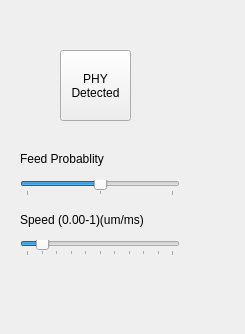
windsgo/edm_project, file App/TestPanel/TestPanel.ui: the form before one commit.
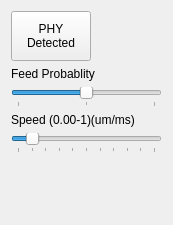
The form after the commit.

Commit message: perf: save perf; ui layout perf; TODO mjson cmake

What changed in the file:
```diff
--- a/App/TestPanel/TestPanel.ui
+++ b/App/TestPanel/TestPanel.ui
@@ -6,22 +6,45 @@
    <rect>
     <x>0</x>
     <y>0</y>
-    <width>245</width>
-    <height>334</height>
+    <width>173</width>
+    <height>225</height>
    </rect>
   </property>
   <property name="windowTitle">
    <string>Form</string>
   </property>
+  <layout class="QGridLayout" name="gridLayout">
+   <item row="4" column="0">
+    <widget class="QLabel" name="label_2">
+     <property name="text">
+      <string>Speed (0.00-1)(um/ms)</string>
+     </property>
+    </widget>
+   </item>
+   <item row="5" column="0">
+    <widget class="QSlider" name="horizontalSlider_servo_2">
+     <property name="minimum">
+      <number>0</number>
+     </property>
+     <property name="maximum">
+      <number>100</number>
+     </property>
+     <property name="value">
+      <number>10</number>
+     </property>
+     <property name="orientation">
+      <enum>Qt::Horizontal</enum>
+     </property>
+     <property name="tickPosition">
+      <enum>QSlider::TicksBelow</enum>
+     </property>
+     <property name="tickInterval">
+      <number>10</number>
+     </property>
+    </widget>
+   </item>
+   <item row="1" column="0">
   <widget class="QPushButton" name="pb_phy_detected">
-   <property name="geometry">
-    <rect>
-     <x>60</x>
-     <y>50</y>
-     <width>71</width>
-     <height>71</height>
-    </rect>
-   </property>
    <property name="sizePolicy">
     <sizepolicy hsizetype="Preferred" vsizetype="Preferred">
      <horstretch>0</horstretch>
@@ -34,6 +57,12 @@
      <height>50</height>
     </size>
    </property>
+     <property name="maximumSize">
+      <size>
+       <width>80</width>
+       <height>80</height>
+      </size>
+     </property>
    <property name="text">
     <string>PHY
 Detected</string>
@@ -42,15 +71,9 @@
     <bool>true</bool>
    </property>
   </widget>
+   </item>
+   <item row="3" column="0">
   <widget class="QSlider" name="horizontalSlider_servo">
-   <property name="geometry">
-    <rect>
-     <x>20</x>
-     <y>180</y>
-     <width>160</width>
-     <height>16</height>
-    </rect>
-   </property>
    <property name="minimum">
     <number>0</number>
    </property>
@@ -70,60 +93,28 @@
     <number>50</number>
    </property>
   </widget>
+   </item>
+   <item row="2" column="0">
   <widget class="QLabel" name="label">
-   <property name="geometry">
-    <rect>
-     <x>20</x>
-     <y>150</y>
-     <width>121</width>
-     <height>17</height>
-    </rect>
-   </property>
    <property name="text">
     <string>Feed Probablity</string>
    </property>
   </widget>
-  <widget class="QLabel" name="label_2">
-   <property name="geometry">
-    <rect>
-     <x>20</x>
-     <y>210</y>
-     <width>191</width>
-     <height>20</height>
-    </rect>
-   </property>
-   <property name="text">
-    <string>Speed (0.00-1)(um/ms)</string>
-   </property>
-  </widget>
-  <widget class="QSlider" name="horizontalSlider_servo_2">
-   <property name="geometry">
-    <rect>
-     <x>20</x>
-     <y>240</y>
-     <width>160</width>
-     <height>16</height>
-    </rect>
-   </property>
-   <property name="minimum">
-    <number>0</number>
-   </property>
-   <property name="maximum">
-    <number>100</number>
-   </property>
-   <property name="value">
-    <number>10</number>
-   </property>
+   </item>
+   <item row="6" column="0">
+    <spacer name="verticalSpacer">
    <property name="orientation">
-    <enum>Qt::Horizontal</enum>
-   </property>
-   <property name="tickPosition">
-    <enum>QSlider::TicksBelow</enum>
-   </property>
-   <property name="tickInterval">
-    <number>10</number>
-   </property>
-  </widget>
+      <enum>Qt::Vertical</enum>
+     </property>
+     <property name="sizeHint" stdset="0">
+      <size>
+       <width>20</width>
+       <height>40</height>
+      </size>
+     </property>
+    </spacer>
+   </item>
+  </layout>
  </widget>
  <resources/>
  <connections/>
```
Lines whose indentation alone changed are shown as unchanged. The commit also changes 10 other files.
